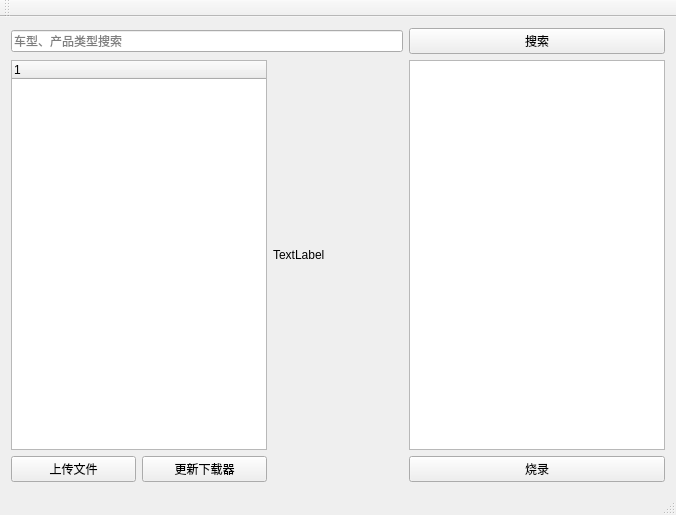
LevoirE/UnicornTears, file mainwindow.ui: the form before one commit.
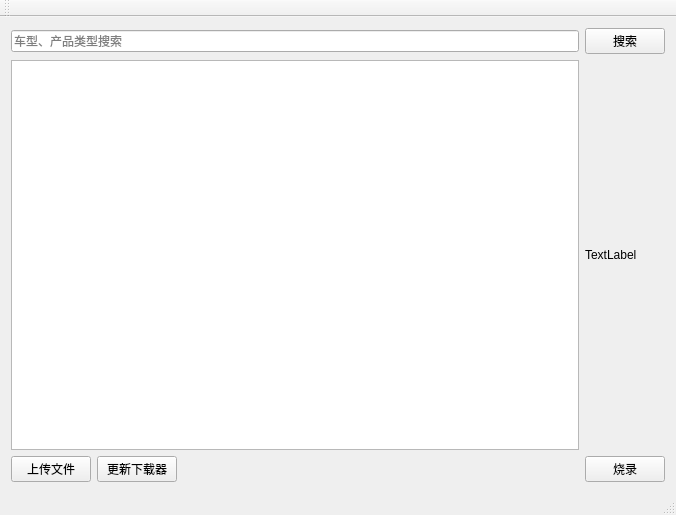
The form after the commit.

```diff
--- a/mainwindow.ui
+++ b/mainwindow.ui
@@ -29,28 +29,28 @@
       </property>
      </widget>
     </item>
-    <item row="2" column="3">
+    <item row="2" column="4">
      <widget class="QPushButton" name="pushButton_burn">
       <property name="text">
        <string>烧录</string>
       </property>
      </widget>
     </item>
-    <item row="0" column="0" colspan="3">
+    <item row="0" column="0" colspan="4">
      <widget class="QLineEdit" name="lineEdit_search">
       <property name="placeholderText">
        <string>车型、产品类型搜索</string>
       </property>
      </widget>
     </item>
-    <item row="0" column="3">
+    <item row="0" column="4">
      <widget class="QPushButton" name="pushButton_search">
       <property name="text">
        <string>搜索</string>
       </property>
      </widget>
     </item>
-    <item row="2" column="2">
+    <item row="2" column="3">
      <spacer name="horizontalSpacer">
       <property name="orientation">
        <enum>Qt::Horizontal</enum>
@@ -63,23 +63,14 @@
       </property>
      </spacer>
     </item>
-    <item row="1" column="2">
+    <item row="1" column="4">
      <widget class="QLabel" name="label">
       <property name="text">
        <string>TextLabel</string>
       </property>
      </widget>
     </item>
-    <item row="1" column="0" colspan="2">
-     <widget class="QTreeWidget" name="treeWidget">
-      <column>
-       <property name="text">
-        <string notr="true">1</string>
-       </property>
-      </column>
-     </widget>
-    </item>
-    <item row="1" column="3">
+    <item row="1" column="0" colspan="4">
      <widget class="QTreeView" name="treeView"/>
     </item>
    </layout>
```
